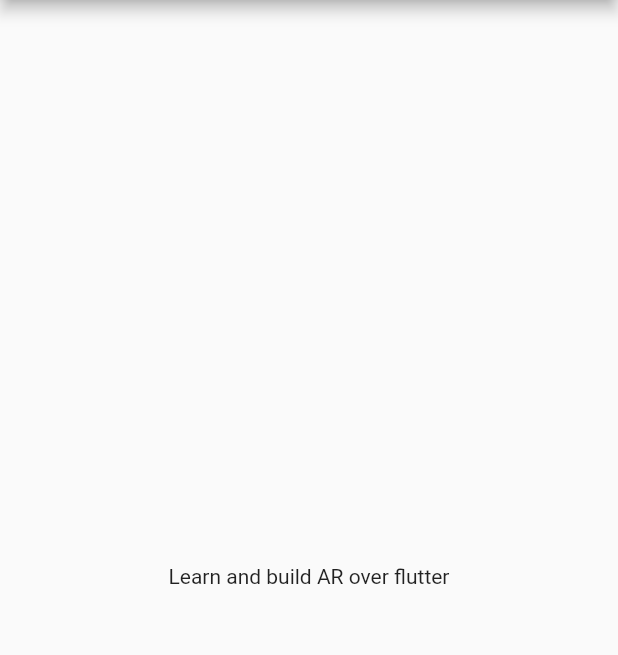
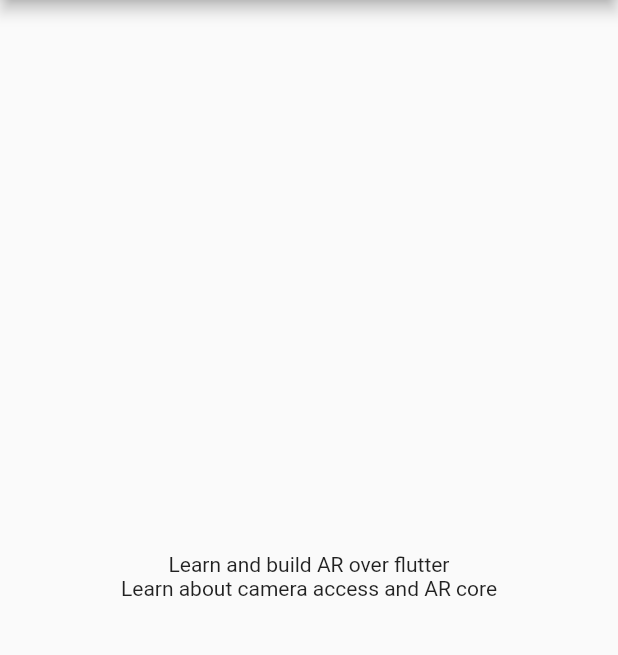
Before and after one commit to auralshin/flutter_AR, a Flutter app: the screen it shows after launch, on a phone screen of 412 x 824 dp, the part 84-739 px from its top. Run offline on Flutter 3.47's test engine with Material 2 defaults, Android fonts, the phone set to English and light mode, and no system bars.

Commit message:
AR core added in text

```diff
--- a/lib/main.dart
+++ b/lib/main.dart
@@ -44,6 +44,9 @@ class _MyHomePageState extends State<MyHomePage> {
             Text(
               'Learn and build AR over flutter',
             ),
+            Text(
+                'Learn about camera access and AR core'
+            ),
           ],
         ),
       ),
```
